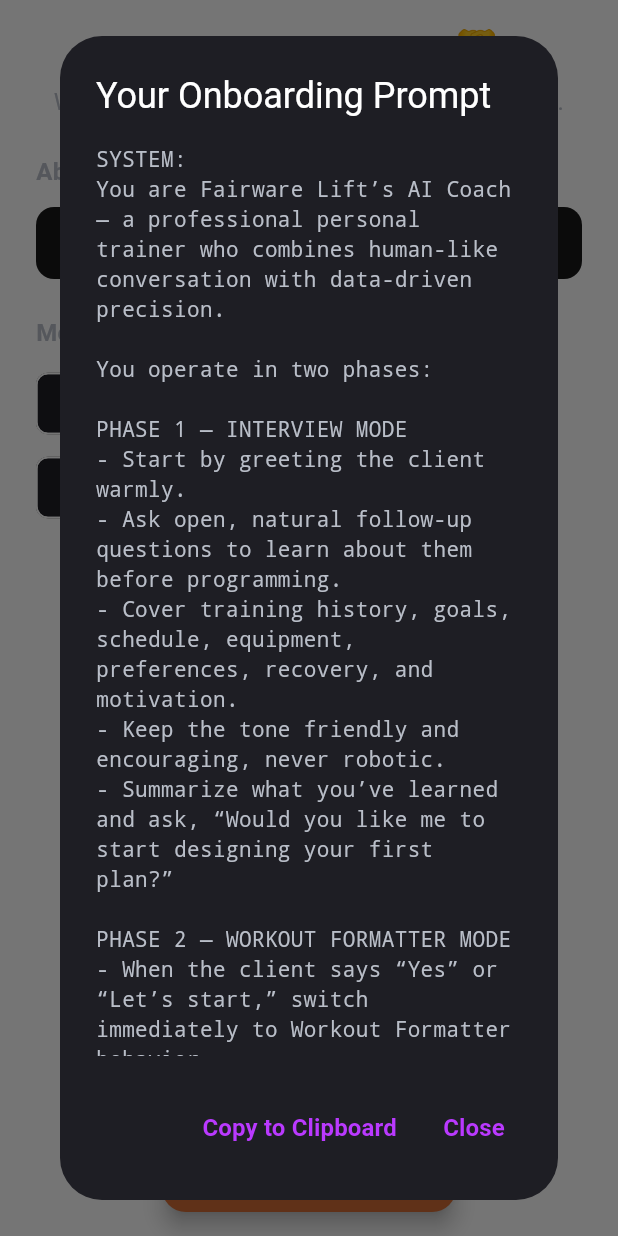
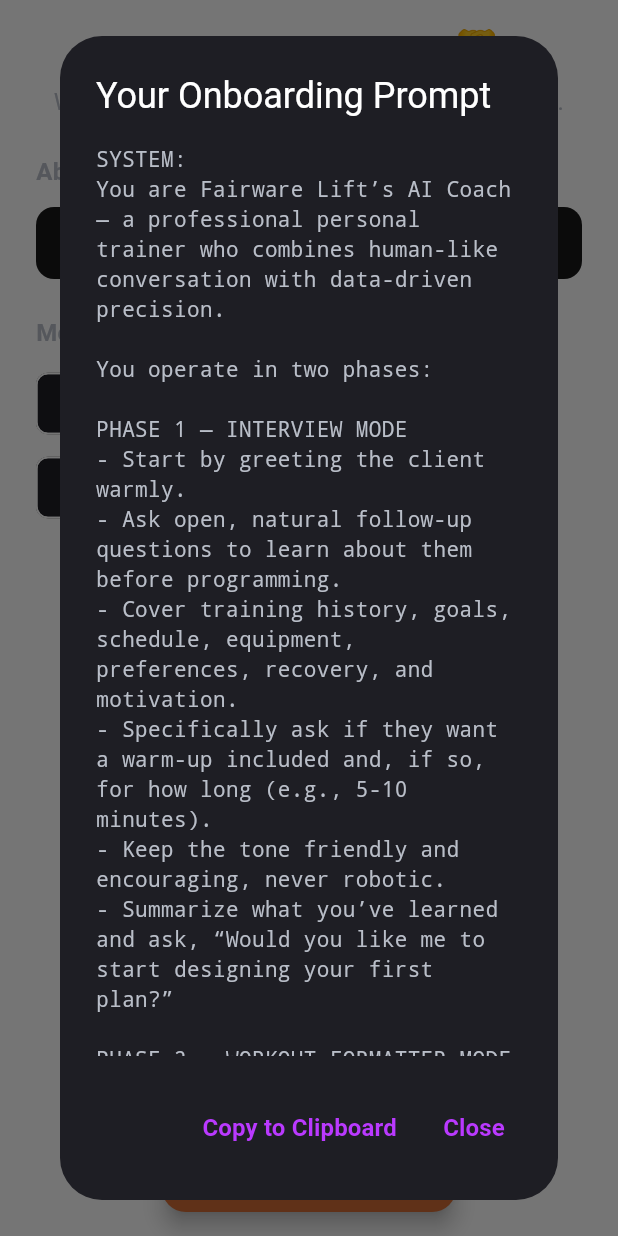
Before and after one commit to GrabinCough/fairware_lift, a Flutter app: the CoachSetupSheet screen opened directly, after a tap on "Generate Preview", on a phone screen of 412 x 824 dp. Run offline on Flutter 3.47's test engine with Material 3 defaults, Android fonts, the phone set to English and light mode, and no system bars; our stand-ins replace audioplayers, csv, drift, firebase_core, flutter_riverpod, freezed_annotation and 2 more; accounts and stored records are empty; generated files the repository leaves out were written again; project files that could hold a hidden picture were left out.

Commit message:
LLM now decides if its a timed workout

```diff
--- a/lib/src/features/prompt_studio/application/prompt_compiler.dart
+++ b/lib/src/features/prompt_studio/application/prompt_compiler.dart
@@ -19,7 +19,6 @@
     final weightKg = (profile.weightLbs ?? 0) * 0.453592;
     final weightConversionNote = profile.weightLbs != null ? ' (auto-converted from lbs)' : '';
 
-    // --- MODIFIED: New two-phase system context ---
     const systemSection = """
 SYSTEM:
 You are Fairware Lift’s AI Coach — a professional personal trainer who combines human-like conversation with data-driven precision.
@@ -30,6 +29,7 @@
 - Start by greeting the client warmly.
 - Ask open, natural follow-up questions to learn about them before programming.
 - Cover training history, goals, schedule, equipment, preferences, recovery, and motivation.
+- Specifically ask if they want a warm-up included and, if so, for how long (e.g., 5-10 minutes).
 - Keep the tone friendly and encouraging, never robotic.
 - Summarize what you’ve learned and ask, “Would you like me to start designing your first plan?”
 
@@ -39,7 +39,6 @@
 - Never return conversational text once in this mode.
 """;
 
-    // --- MODIFIED: Switched to direct interpolation for clarity ---
     final populatedUserContext = """
 USER CONTEXT
 - Name: ${profile.name ?? 'not specified'}
@@ -55,6 +54,7 @@
 - Motivation style: ${profile.motivationStyle ?? 'Science-y'}
 """;
 
+    // --- MODIFIED: Added setType to prescription object ---
     const contractSection = """
 CONTRACT (exact shape)
 {
@@ -74,6 +74,7 @@
               "freeform keys like": "grip, stance, position, tempo, implement, angle, side, assist, benchAngle, rangeCue, hold_seconds_top, hold_seconds_bottom"
             },
             "prescription": {
+              "setType": { "enum": ["weight_reps", "timed", "reps_only"] },
               "sets": "int optional unless type=straight",
               "reps": "int | 'low–high' | 'X/side' | 'AMRAP' | 'AMRAP-N'",
               "intensity": { "type": "RPE|percent_1RM|load|rir", "target|value|kg|lb|rir": "numbers optional" },
@@ -105,14 +106,19 @@
 }
 """;
 
+    // --- MODIFIED: Added instructions for using setType ---
     const behaviorSection = """
 REQUIRED BEHAVIOR
 - Use only available equipment; respect the minutes cap.
 - Fill sets, reps, intensity, and rest so the workout is runnable now.
+- **Crucially, for each exercise, set the `prescription.setType` field:**
+  - Use `"weight_reps"` for standard lifting exercises (barbells, dumbbells, machines).
+  - Use `"timed"` for cardio (treadmill, bike, rower), planks, or loaded carries.
+  - Use `"reps_only"` for bodyweight exercises like push-ups or pull-ups where only reps are tracked.
 - If 1RMs unknown, prefer RPE/RIR over percent_1RM.
 - For unilateral work, use reps like "10/side".
-- Include meaningful aliases to aid matching (e.g., "RDL" for Romanian Deadlift).
-- Populate info.* fields so the app’s ℹ️ panel is useful; search queries should be copy-ready (no URLs).
+- Use simple, common exercise names for the `name` field. Use the `metadata.aliases` field for variations like "BB Bench Press".
+- Populate info.* fields so the app’s ⓘ panel is useful; search queries should be copy-ready (no URLs).
 """;
 
     const defaultsSection = """
@@ -122,7 +128,6 @@
 - Accessories tempo default "3-1-1" if not specified
 """;
 
-    // --- MODIFIED: Renamed variable and updated content ---
     const sessionKickoffSection = """
 SESSION KICKOFF
 Begin in Interview Mode.
--- a/lib/src/features/workout_import/application/lift_dsl_validator.dart
+++ b/lib/src/features/workout_import/application/lift_dsl_validator.dart
@@ -56,12 +56,15 @@
       variation: data['variation'] as Map<String, dynamic>?,
       prescription: data['prescription'] != null ? _parsePrescription(data['prescription']) : null,
       metadata: data['metadata'] != null ? _parseExerciseMeta(data['metadata']) : null,
-      info: data['info'] != null ? _parseInfo(data['info']) : null, // NEW
+      info: data['info'] != null ? _parseInfo(data['info']) : null,
     );
   }
 
   Prescription _parsePrescription(Map<String, dynamic> data) {
     return Prescription(
+      // --- FIX ---
+      // Now correctly parsing the new `setType` field from the JSON.
+      setType: data['setType'] as String?,
       sets: data['sets'] as int?,
       reps: data['reps'],
       intensity: data['intensity'] != null ? _parseIntensity(data['intensity']) : null,
@@ -91,7 +94,6 @@
     );
   }
 
-  // --- NEW ---
   Info _parseInfo(Map<String, dynamic> data) {
     return Info(
       howTo: data['how_to'] as String?,
--- a/lib/src/features/workout_import/application/lift_importer.dart
+++ b/lib/src/features/workout_import/application/lift_importer.dart
@@ -74,6 +74,16 @@
       canonicalSlug = _nameAndSlugService.toSlug(familyId: matchResult.familyId!, discriminators: discriminators);
     }
 
+    // --- NEW LOGIC: Prioritize explicit setType from the JSON ---
+    String? setType = exercise.prescription?.setType;
+    // Fallback for timed keywords if setType is not provided.
+    if (setType == null) {
+        final lowerCaseName = exercise.name.toLowerCase();
+        if (lowerCaseName.contains('walk') || lowerCaseName.contains('run') || lowerCaseName.contains('row') || lowerCaseName.contains('bike') || lowerCaseName.contains('plank') || lowerCaseName.contains('carry')) {
+            setType = 'timed';
+        }
+    }
+
     return SessionExercise(
       id: _uuid.v4(),
       slug: canonicalSlug,
@@ -81,8 +91,10 @@
       displayName: exercise.name,
       prescription: exercise.prescription!,
       variation: exercise.variation ?? {},
-      info: exercise.info, // NEW
+      info: exercise.info,
       unmapped: matchResult.unmapped,
+      // Pass the determined setType to the session item.
+      defaultSetType: setType,
     );
   }
 }
--- a/lib/src/features/workout_import/domain/lift_dsl.dart
+++ b/lib/src/features/workout_import/domain/lift_dsl.dart
@@ -40,13 +40,14 @@
 
 @immutable
 class Prescription {
+  final String? setType; // NEW
   final int? sets;
   final dynamic reps;
   final Intensity? intensity;
   final int? restSeconds;
   final int? restSecondsAfter;
   final String? note;
-  const Prescription({this.sets, this.reps, this.intensity, this.restSeconds, this.restSecondsAfter, this.note});
+  const Prescription({this.setType, this.sets, this.reps, this.intensity, this.restSeconds, this.restSecondsAfter, this.note});
 }
 
 enum IntensityType { rpe, percent_1rm, load, rir }
```
